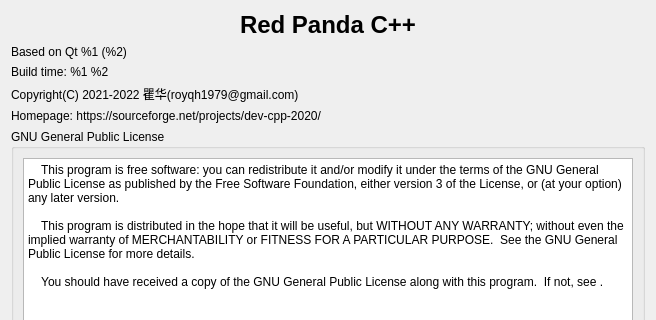
royqh1979/RedPanda-CPP, file RedPandaIDE/widgets/aboutdialog.ui: the form before one commit; both pictures show x 0 to 656 and y 0 to 320 of the 656 by 537 pixel window.
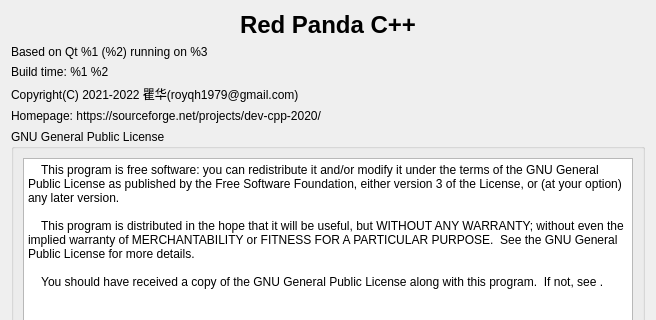
The form after the commit.

Commit message: add architecture info in about dialog

Patch:
```diff
--- a/RedPandaIDE/widgets/aboutdialog.ui
+++ b/RedPandaIDE/widgets/aboutdialog.ui
@@ -32,7 +32,7 @@
       </font>
      </property>
      <property name="text">
-      <string>Based on Qt %1 (%2)</string>
+      <string>Based on Qt %1 (%2) running on %3</string>
      </property>
     </widget>
    </item>
```
The commit also changes 4 other files.
